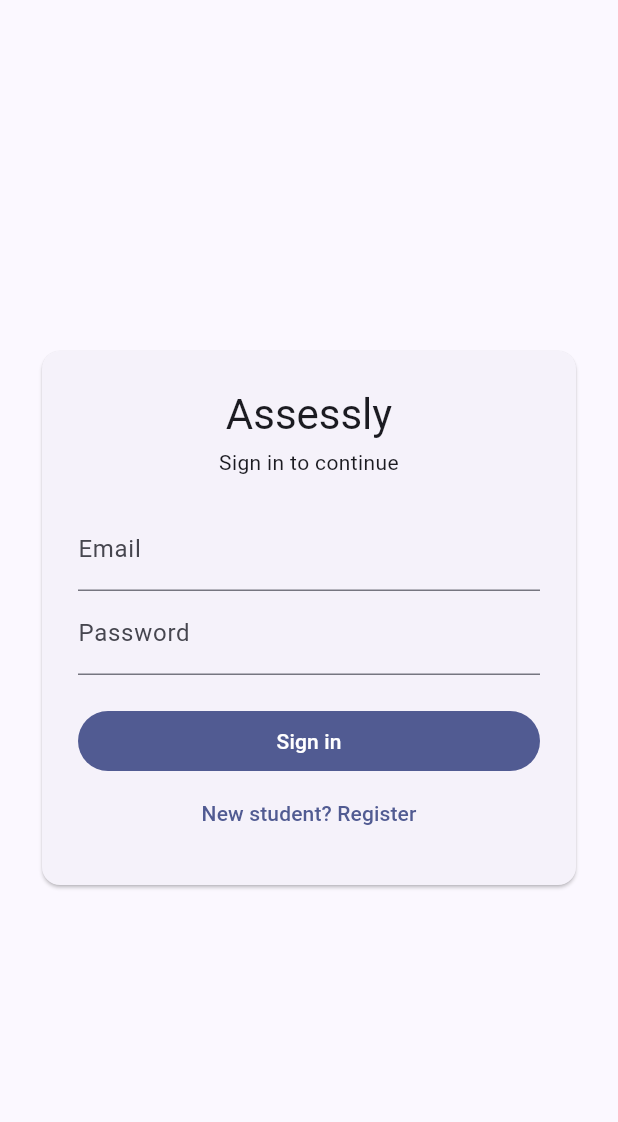
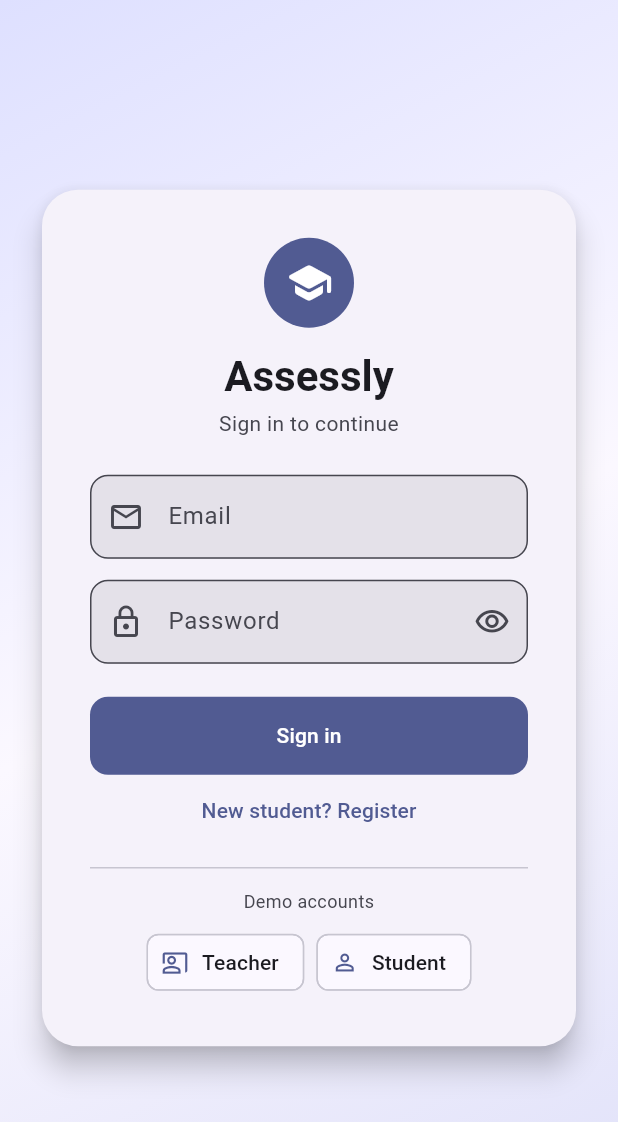
Before and after one commit to shikhar11x/Assessly, a Flutter app: the screen it shows after launch, on a phone screen of 412 x 824 dp. Shown: the top 1122 px of the screen. Run offline on Flutter 3.47's test engine with Material 3 defaults, Android fonts, the phone set to English and light mode, and no system bars; our stand-ins replace shared_preferences; accounts and stored records are empty.

Commit message:
updating ui of loginpage

```diff
--- a/application/frontend/assessly_flutter/lib/features/auth/login_page.dart
+++ b/application/frontend/assessly_flutter/lib/features/auth/login_page.dart
@@ -17,6 +17,7 @@ class _LoginPageState extends State<LoginPage> {
   final _roll = TextEditingController();
   bool _register = false;
   bool _busy = false;
+  bool _hidePassword = true;
   String? _error;
 
   @override
@@ -26,6 +27,22 @@ class _LoginPageState extends State<LoginPage> {
     _password.dispose();
     _roll.dispose();
     super.dispose();
+  }
+
+  InputDecoration _dec(String label, IconData icon, {Widget? suffix}) => InputDecoration(
+        labelText: label,
+        prefixIcon: Icon(icon),
+        suffixIcon: suffix,
+        filled: true,
+        border: OutlineInputBorder(borderRadius: BorderRadius.circular(12)),
+      );
+
+  void _fillDemo(String email) {
+    setState(() {
+      _email.text = email;
+      _password.text = 'Demo@12345';
+      _error = null;
+    });
   }
 
   Future<void> _submit() async {
@@ -50,51 +67,84 @@ class _LoginPageState extends State<LoginPage> {
 
   @override
   Widget build(BuildContext context) {
+    final scheme = Theme.of(context).colorScheme;
     return Scaffold(
-      body: Center(
+      body: Container(
+        decoration: BoxDecoration(
+          gradient: LinearGradient(
+            begin: Alignment.topLeft,
+            end: Alignment.bottomRight,
+            colors: [scheme.primaryContainer, scheme.surface, scheme.secondaryContainer],
+          ),
+        ),
+        child: Center(
           child: SingleChildScrollView(
             padding: const EdgeInsets.all(24),
             child: ConstrainedBox(
-            constraints: const BoxConstraints(maxWidth: 420),
+              constraints: const BoxConstraints(maxWidth: 440),
               child: Card(
+                elevation: 8,
+                shape: RoundedRectangleBorder(borderRadius: BorderRadius.circular(24)),
                 child: Padding(
-                padding: const EdgeInsets.all(24),
+                  padding: const EdgeInsets.all(32),
                   child: Form(
                     key: _form,
                     child: Column(
                       mainAxisSize: MainAxisSize.min,
                       crossAxisAlignment: CrossAxisAlignment.stretch,
                       children: [
-                      Text('Assessly', textAlign: TextAlign.center, style: Theme.of(context).textTheme.headlineMedium),
+                        CircleAvatar(
+                          radius: 30,
+                          backgroundColor: scheme.primary,
+                          child: Icon(Icons.school_rounded, size: 32, color: scheme.onPrimary),
+                        ),
+                        const SizedBox(height: 14),
+                        Text('Assessly',
+                            textAlign: TextAlign.center,
+                            style: Theme.of(context)
+                                .textTheme
+                                .headlineMedium
+                                ?.copyWith(fontWeight: FontWeight.bold)),
                         const SizedBox(height: 4),
                         Text(_register ? 'Create a student account' : 'Sign in to continue',
-                          textAlign: TextAlign.center),
-                      const SizedBox(height: 20),
+                            textAlign: TextAlign.center,
+                            style: TextStyle(color: scheme.onSurfaceVariant)),
+                        const SizedBox(height: 24),
                         if (_register) ...[
                           TextFormField(
                             key: const Key('name'),
                             controller: _name,
-                          decoration: const InputDecoration(labelText: 'Full name'),
+                            decoration: _dec('Full name', Icons.person_outline),
                             validator: (v) => (v == null || v.trim().isEmpty) ? 'Enter your name' : null,
                           ),
+                          const SizedBox(height: 14),
                           TextFormField(
                             key: const Key('roll'),
                             controller: _roll,
-                          decoration: const InputDecoration(labelText: 'Roll number (optional)'),
+                            decoration: _dec('Roll number (optional)', Icons.badge_outlined),
                           ),
+                          const SizedBox(height: 14),
                         ],
                         TextFormField(
                           key: const Key('email'),
                           controller: _email,
                           keyboardType: TextInputType.emailAddress,
-                        decoration: const InputDecoration(labelText: 'Email'),
+                          decoration: _dec('Email', Icons.email_outlined),
                           validator: (v) => (v == null || !v.contains('@')) ? 'Enter a valid email' : null,
                         ),
+                        const SizedBox(height: 14),
                         TextFormField(
                           key: const Key('password'),
                           controller: _password,
-                        obscureText: true,
-                        decoration: const InputDecoration(labelText: 'Password'),
+                          obscureText: _hidePassword,
+                          decoration: _dec(
+                            'Password',
+                            Icons.lock_outline,
+                            suffix: IconButton(
+                              icon: Icon(_hidePassword ? Icons.visibility_outlined : Icons.visibility_off_outlined),
+                              onPressed: () => setState(() => _hidePassword = !_hidePassword),
+                            ),
+                          ),
                           validator: (v) {
                             if (v == null || v.isEmpty) return 'Enter your password';
                             if (_register && v.length < 8) return 'Use at least 8 characters';
@@ -103,26 +153,64 @@ class _LoginPageState extends State<LoginPage> {
                           onFieldSubmitted: (_) => _submit(),
                         ),
                         if (_error != null)
-                        Padding(
-                          padding: const EdgeInsets.only(top: 12),
-                          child: Text(_error!, style: TextStyle(color: Theme.of(context).colorScheme.error)),
+                          Container(
+                            margin: const EdgeInsets.only(top: 14),
+                            padding: const EdgeInsets.all(12),
+                            decoration: BoxDecoration(
+                              color: scheme.errorContainer,
+                              borderRadius: BorderRadius.circular(12),
                             ),
-                      const SizedBox(height: 20),
+                            child: Row(children: [
+                              Icon(Icons.error_outline, color: scheme.onErrorContainer),
+                              const SizedBox(width: 8),
+                              Expanded(child: Text(_error!, style: TextStyle(color: scheme.onErrorContainer))),
+                            ]),
+                          ),
+                        const SizedBox(height: 22),
                         FilledButton(
                           key: const Key('submit'),
+                          style: FilledButton.styleFrom(
+                            padding: const EdgeInsets.symmetric(vertical: 16),
+                            shape: RoundedRectangleBorder(borderRadius: BorderRadius.circular(12)),
+                          ),
                           onPressed: _busy ? null : _submit,
                           child: _busy
-                            ? const SizedBox(height: 18, width: 18, child: CircularProgressIndicator(strokeWidth: 2))
+                              ? const SizedBox(height: 20, width: 20, child: CircularProgressIndicator(strokeWidth: 2))
                               : Text(_register ? 'Register' : 'Sign in'),
                         ),
                         TextButton(
-                        onPressed: _busy ? null : () => setState(() {
+                          onPressed: _busy
+                              ? null
+                              : () => setState(() {
                                     _register = !_register;
                                     _error = null;
                                   }),
                           child: Text(_register ? 'I already have an account' : 'New student? Register'),
                         ),
+                        if (!_register) ...[
+                          const Divider(height: 28),
+                          Text('Demo accounts', textAlign: TextAlign.center,
+                              style: TextStyle(color: scheme.onSurfaceVariant, fontSize: 12)),
+                          const SizedBox(height: 8),
+                          Wrap(
+                            alignment: WrapAlignment.center,
+                            spacing: 8,
+                            children: [
+                              ActionChip(
+                                avatar: const Icon(Icons.co_present_outlined, size: 18),
+                                label: const Text('Teacher'),
+                                onPressed: () => _fillDemo('teacher@assessly.local'),
+                              ),
+                              ActionChip(
+                                avatar: const Icon(Icons.person_outline, size: 18),
+                                label: const Text('Student'),
+                                onPressed: () => _fillDemo('asha@assessly.local'),
+                              ),
                             ],
+                          ),
+                        ],
+                      ],
+                    ),
                   ),
                 ),
               ),
```
Lines whose indentation alone changed are shown as unchanged.
